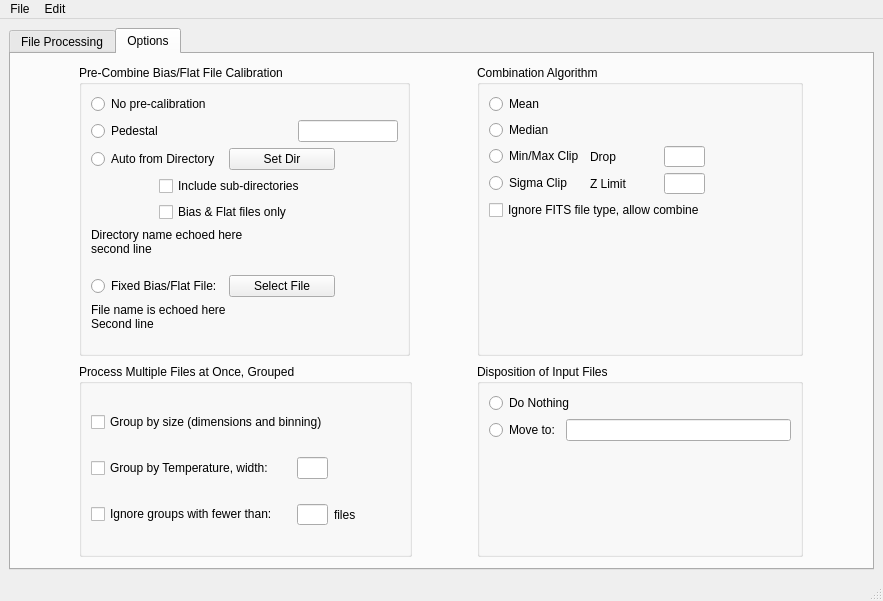
Old version of the form MainWindow.ui in the repository RMcDOttawa/MasterFlatMaker.
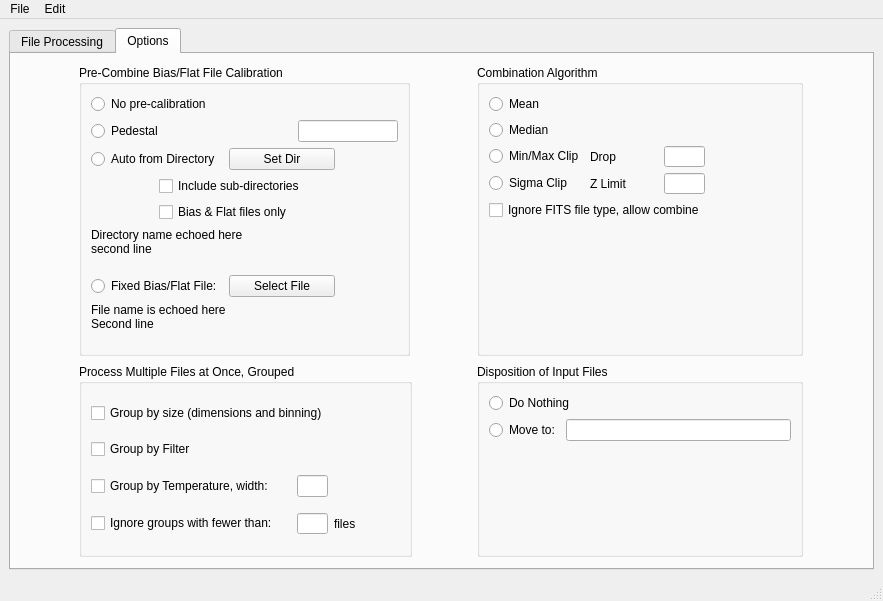
New version of the form. The open tabs and pages were chosen to show the change.

Commit message: Grouping by filter: preferences and UI controller done (not processing logic)

Diff of the .ui file:
```diff
--- a/MainWindow.ui
+++ b/MainWindow.ui
@@ -715,7 +715,7 @@
            <string>Process Multiple Files at Once, Grouped</string>
           </property>
           <layout class="QGridLayout" name="gridLayout_3">
-           <item row="1" column="0">
+           <item row="2" column="0">
             <widget class="QCheckBox" name="groupByTemperatureCB">
              <property name="toolTip">
               <string>Process sets of files having different CCD temperatures</string>
@@ -725,21 +725,51 @@
              </property>
             </widget>
            </item>
-           <item row="2" column="0">
+           <item row="0" column="0" colspan="2">
+            <widget class="QCheckBox" name="groupBySizeCB">
+             <property name="toolTip">
+              <string>Process sets of files having different dimensions or binnings</string>
+             </property>
+             <property name="text">
+              <string>Group by size (dimensions and binning)</string>
+             </property>
+            </widget>
+           </item>
+           <item row="3" column="1">
+            <widget class="QLineEdit" name="minimumGroupSize">
+             <property name="maximumSize">
+              <size>
+               <width>31</width>
+               <height>21</height>
+              </size>
+             </property>
+            </widget>
+           </item>
+           <item row="1" column="0">
+            <widget class="QCheckBox" name="groupByFilterCB">
+             <property name="toolTip">
+              <string>Process files with the same filter name as a group</string>
+             </property>
+             <property name="text">
+              <string>Group by Filter</string>
+             </property>
+            </widget>
+           </item>
+           <item row="3" column="0">
             <widget class="QCheckBox" name="ignoreSmallGroupsCB">
              <property name="text">
               <string>Ignore groups with fewer than:</string>
              </property>
             </widget>
            </item>
-           <item row="2" column="2">
+           <item row="3" column="2">
             <widget class="QLabel" name="label_9">
              <property name="text">
               <string>files</string>
              </property>
             </widget>
            </item>
-           <item row="1" column="1">
+           <item row="2" column="1">
             <widget class="QLineEdit" name="temperatureGroupBandwidth">
              <property name="maximumSize">
               <size>
@@ -752,26 +782,6 @@
              </property>
             </widget>
            </item>
-           <item row="0" column="0" colspan="2">
-            <widget class="QCheckBox" name="groupBySizeCB">
-             <property name="toolTip">
-              <string>Process sets of files having different dimensions or binnings</string>
-             </property>
-             <property name="text">
-              <string>Group by size (dimensions and binning)</string>
-             </property>
-            </widget>
-           </item>
-           <item row="2" column="1">
-            <widget class="QLineEdit" name="minimumGroupSize">
-             <property name="maximumSize">
-              <size>
-               <width>31</width>
-               <height>21</height>
-              </size>
-             </property>
-            </widget>
-           </item>
           </layout>
          </widget>
         </item>
```
Left out of the diff: 2 changed lines with no effect on the pictures. The commit also changes 6 other files.
